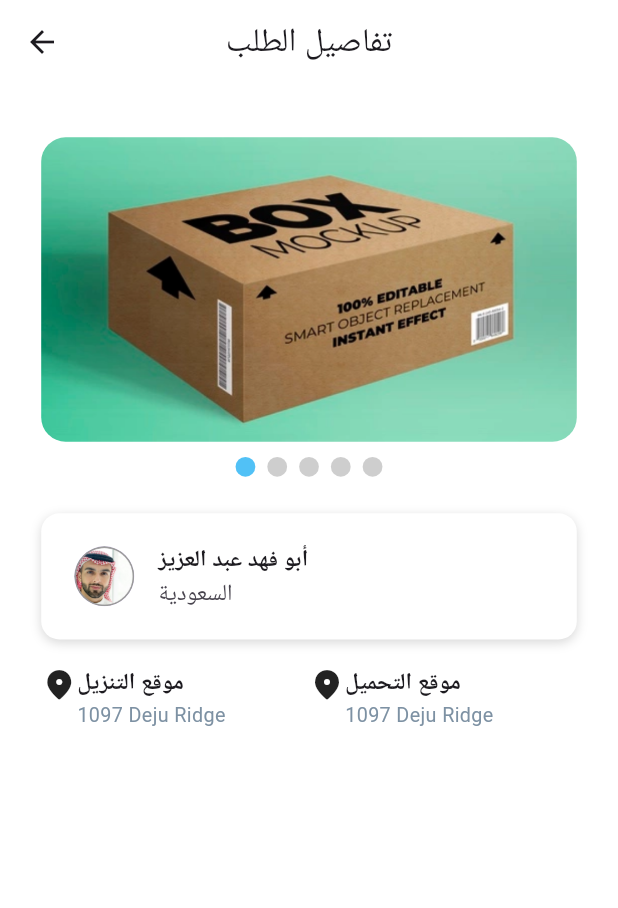
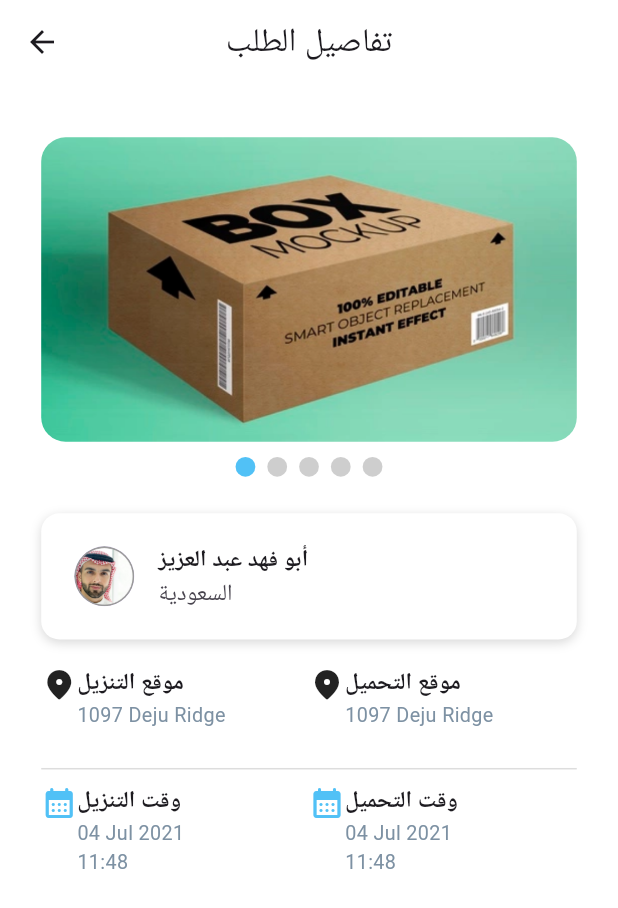
Before and after one commit to MohammedGhazaly/alex-apps-task, a Flutter app: the OrderDetailsView screen opened by its route, on a phone screen of 412 x 824 dp. Shown: the top 908 px of the screen. Run offline on Flutter 3.47's test engine with Material 2 defaults, Android fonts, the light colour scheme and no system bars; drawn by our look-alikes of carousel_slider, smooth_page_indicator; our stand-ins replace flutter_screenutil, persistent_bottom_nav_bar_v2; missing offline and left inert: fl_country_code_picker.

Commit message:
Added horizontal line and loading/uploading time widget

```diff
--- /dev/null
+++ b/lib/views/order_details/widgets/horizontal_divider_line.dart
@@ -0,0 +1,18 @@
+import 'package:flutter/material.dart';
+import 'package:flutter_screenutil/flutter_screenutil.dart';
+
+class HorizontalDividerLine extends StatelessWidget {
+  const HorizontalDividerLine({
+    super.key,
+  });
+
+  @override
+  Widget build(BuildContext context) {
+    return Container(
+      margin: EdgeInsets.symmetric(horizontal: 25.w),
+      height: 1,
+      width: double.infinity,
+      color: Colors.grey.withOpacity(0.35),
+    );
+  }
+}
--- a/lib/views/order_details/widgets/order_details_body.dart
+++ b/lib/views/order_details/widgets/order_details_body.dart
@@ -1,8 +1,10 @@
 import 'package:alex_apps_taks/utils/assets.dart';
 import 'package:alex_apps_taks/utils/colors.dart';
 import 'package:alex_apps_taks/views/order_details/widgets/customer_details_tile.dart';
+import 'package:alex_apps_taks/views/order_details/widgets/horizontal_divider_line.dart';
 import 'package:alex_apps_taks/views/order_details/widgets/order_details_image_slider.dart';
 import 'package:alex_apps_taks/views/order_details/widgets/order_loading_uploading_locations.dart';
+import 'package:alex_apps_taks/views/order_details/widgets/order_loading_uploading_time.dart';
 import 'package:flutter/material.dart';
 import 'package:flutter_screenutil/flutter_screenutil.dart';
 
@@ -31,6 +33,17 @@ class OrderDetailsBody extends StatelessWidget {
           Padding(
             padding: EdgeInsets.symmetric(horizontal: 25.w),
             child: OrderLoadingUploadingLocations(),
+          ),
+          SizedBox(
+            height: 25.h,
+          ),
+          HorizontalDividerLine(),
+          SizedBox(
+            height: 10.h,
+          ),
+          Padding(
+            padding: EdgeInsets.symmetric(horizontal: 25.w),
+            child: OrderLoadingUploadingTime(),
           )
         ],
       ),
--- /dev/null
+++ b/lib/views/order_details/widgets/order_loading_uploading_time.dart
@@ -0,0 +1,84 @@
+import 'package:alex_apps_taks/utils/colors.dart';
+import 'package:flutter/material.dart';
+import 'package:flutter_screenutil/flutter_screenutil.dart';
+
+class OrderLoadingUploadingTime extends StatelessWidget {
+  const OrderLoadingUploadingTime({
+    super.key,
+  });
+
+  @override
+  Widget build(BuildContext context) {
+    return Row(
+      crossAxisAlignment: CrossAxisAlignment.start,
+      children: [
+        Expanded(
+          child: Row(
+            crossAxisAlignment: CrossAxisAlignment.start,
+            children: [
+              Icon(
+                Icons.calendar_month_rounded,
+                color: AppColors.primaryColor,
+              ),
+              Expanded(
+                child: Column(
+                  crossAxisAlignment: CrossAxisAlignment.start,
+                  children: [
+                    Text(
+                      "وقت التنزيل",
+                      style: TextStyle(
+                          fontSize: 14.sp, fontWeight: FontWeight.bold),
+                    ),
+                    Text(
+                      "04 Jul 2021",
+                      style: TextStyle(
+                          fontSize: 12.sp, color: AppColors.blueishColor),
+                    ),
+                    Text(
+                      "11:48",
+                      style: TextStyle(
+                          fontSize: 12.sp, color: AppColors.blueishColor),
+                    )
+                  ],
+                ),
+              )
+            ],
+          ),
+        ),
+        Expanded(
+          child: Row(
+            crossAxisAlignment: CrossAxisAlignment.start,
+            children: [
+              Icon(
+                Icons.calendar_month_rounded,
+                color: AppColors.primaryColor,
+              ),
+              Expanded(
+                child: Column(
+                  crossAxisAlignment: CrossAxisAlignment.start,
+                  children: [
+                    Text(
+                      "وقت التحميل",
+                      style: TextStyle(
+                          fontSize: 14.sp, fontWeight: FontWeight.bold),
+                    ),
+                    Text(
+                      "04 Jul 2021",
+                      style: TextStyle(
+                          fontSize: 12.sp, color: AppColors.blueishColor),
+                    ),
+                    Text(
+                      "11:48",
+                      style: TextStyle(
+                          fontSize: 12.sp, color: AppColors.blueishColor),
+                    )
+                  ],
+                ),
+              )
+            ],
+          ),
+        )
+      ],
+    );
+  }
+}
```
